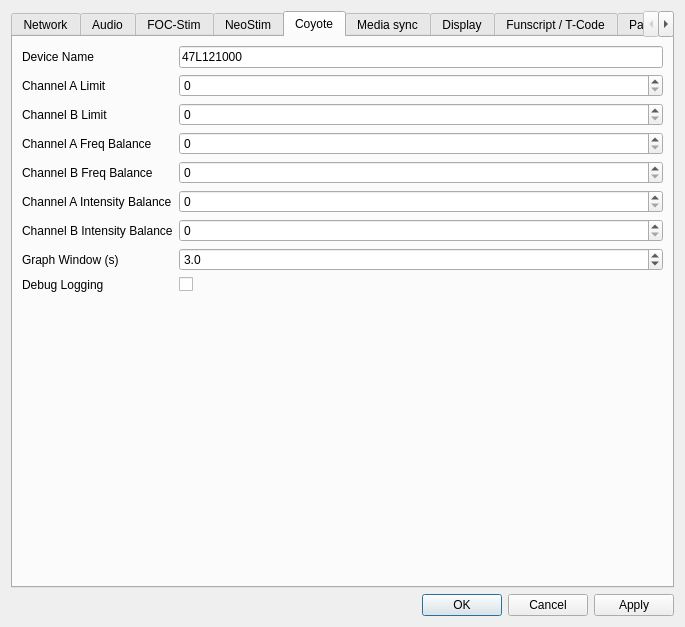
diglet48/restim, file designer/preferencesdialog.ui: the form before one commit.
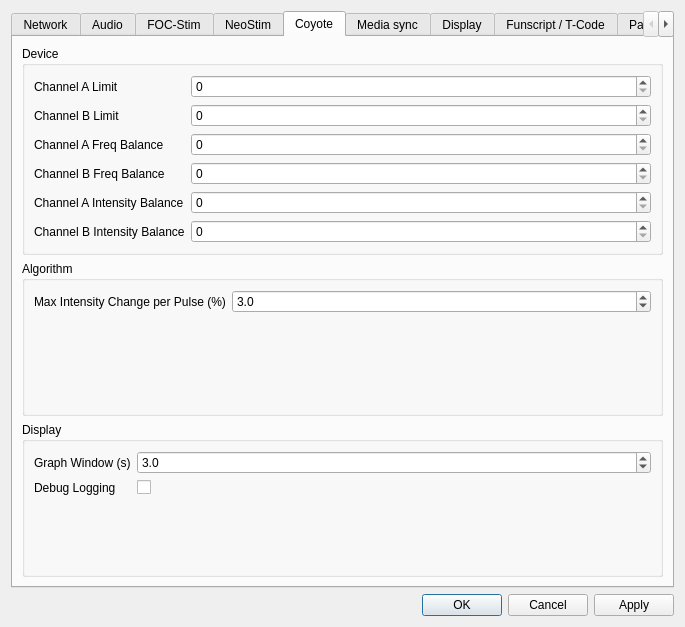
The form after the commit. The open tabs and pages were chosen to show the change. Icons and pictures are not drawn. Custom widgets are drawn as their Qt base class.

Commit message: Coyote: refactor preferences (without pyside6-uic compile)

```diff
--- a/designer/preferencesdialog.ui
+++ b/designer/preferencesdialog.ui
@@ -618,30 +618,19 @@
       </attribute>
       <layout class="QVBoxLayout" name="verticalLayout_coyote">
        <item>
-        <layout class="QFormLayout" name="formLayout_coyote">
-         <item row="0" column="0">
-          <widget class="QLabel" name="label_coyote_device_name">
-           <property name="text">
-            <string>Device Name</string>
-           </property>
-          </widget>
-         </item>
-         <item row="0" column="1">
-          <widget class="QLineEdit" name="coyote_device_name">
-           <property name="text">
-            <string>47L121000</string>
-           </property>
-          </widget>
-         </item>
-
-          <item row="1" column="0">
+        <widget class="QGroupBox" name="groupBox_coyote_params">
+         <property name="title">
+          <string>Device</string>
+         </property>
+         <layout class="QFormLayout" name="formLayout_coyote_params">
+          <item row="0" column="0">
            <widget class="QLabel" name="label_coyote_channel_a_limit">
             <property name="text">
              <string>Channel A Limit</string>
             </property>
            </widget>
           </item>
-          <item row="1" column="1">
+          <item row="0" column="1">
            <widget class="QSpinBox" name="coyote_channel_a_limit">
             <property name="minimum">
              <number>0</number>
@@ -651,15 +640,14 @@
             </property>
            </widget>
           </item>
-
-          <item row="2" column="0">
+          <item row="1" column="0">
            <widget class="QLabel" name="label_coyote_channel_b_limit">
             <property name="text">
              <string>Channel B Limit</string>
             </property>
            </widget>
           </item>
-          <item row="2" column="1">
+          <item row="1" column="1">
            <widget class="QSpinBox" name="coyote_channel_b_limit">
             <property name="minimum">
              <number>0</number>
@@ -669,15 +657,14 @@
             </property>
            </widget>
           </item>
-
-          <item row="3" column="0">
+          <item row="2" column="0">
            <widget class="QLabel" name="label_coyote_channel_a_freq_balance">
             <property name="text">
              <string>Channel A Freq Balance</string>
             </property>
            </widget>
           </item>
-          <item row="3" column="1">
+          <item row="2" column="1">
            <widget class="QSpinBox" name="coyote_channel_a_freq_balance">
             <property name="minimum">
              <number>0</number>
@@ -687,15 +674,14 @@
             </property>
            </widget>
           </item>
-
-          <item row="4" column="0">
+          <item row="3" column="0">
            <widget class="QLabel" name="label_coyote_channel_b_freq_balance">
             <property name="text">
              <string>Channel B Freq Balance</string>
             </property>
            </widget>
           </item>
-          <item row="4" column="1">
+          <item row="3" column="1">
            <widget class="QSpinBox" name="coyote_channel_b_freq_balance">
             <property name="minimum">
              <number>0</number>
@@ -705,15 +691,14 @@
             </property>
            </widget>
           </item>
-
-          <item row="5" column="0">
+          <item row="4" column="0">
            <widget class="QLabel" name="label_coyote_channel_a_intensity_balance">
             <property name="text">
              <string>Channel A Intensity Balance</string>
             </property>
            </widget>
           </item>
-          <item row="5" column="1">
+          <item row="4" column="1">
            <widget class="QSpinBox" name="coyote_channel_a_intensity_balance">
             <property name="minimum">
              <number>0</number>
@@ -723,15 +708,14 @@
             </property>
            </widget>
           </item>
-
-          <item row="6" column="0">
+          <item row="5" column="0">
            <widget class="QLabel" name="label_coyote_channel_b_intensity_balance">
             <property name="text">
              <string>Channel B Intensity Balance</string>
             </property>
            </widget>
           </item>
-          <item row="6" column="1">
+          <item row="5" column="1">
            <widget class="QSpinBox" name="coyote_channel_b_intensity_balance">
             <property name="minimum">
              <number>0</number>
@@ -741,14 +725,58 @@
             </property>
            </widget>
           </item>
-          <item row="7" column="0">
+         </layout>
+        </widget>
+       </item>
+       <item>
+        <widget class="QGroupBox" name="groupBox_coyote_algorithm">
+         <property name="title">
+          <string>Algorithm</string>
+         </property>
+         <layout class="QFormLayout" name="formLayout_coyote_algorithm">
+          <item row="0" column="0">
+           <widget class="QLabel" name="label_coyote_max_intensity_change_per_pulse">
+            <property name="text">
+             <string>Max Intensity Change per Pulse (%)</string>
+            </property>
+           </widget>
+          </item>
+          <item row="0" column="1">
+           <widget class="QDoubleSpinBox" name="coyote_max_intensity_change_per_pulse">
+            <property name="decimals">
+             <number>1</number>
+            </property>
+            <property name="minimum">
+             <double>0.0</double>
+            </property>
+            <property name="maximum">
+             <double>100.0</double>
+            </property>
+            <property name="singleStep">
+             <double>0.1</double>
+            </property>
+            <property name="value">
+             <double>3.0</double>
+            </property>
+           </widget>
+          </item>
+         </layout>
+        </widget>
+       </item>
+       <item>
+        <widget class="QGroupBox" name="groupBox_coyote_display">
+         <property name="title">
+          <string>Display</string>
+         </property>
+         <layout class="QFormLayout" name="formLayout_coyote_display">
+          <item row="0" column="0">
            <widget class="QLabel" name="label_coyote_graph_window">
             <property name="text">
              <string>Graph Window (s)</string>
             </property>
            </widget>
           </item>
-          <item row="7" column="1">
+          <item row="0" column="1">
            <widget class="QDoubleSpinBox" name="coyote_graph_window">
             <property name="decimals">
              <number>1</number>
@@ -767,14 +795,14 @@
             </property>
            </widget>
           </item>
-          <item row="8" column="0">
+          <item row="1" column="0">
            <widget class="QLabel" name="label_coyote_debug_logging">
             <property name="text">
              <string>Debug Logging</string>
             </property>
            </widget>
           </item>
-          <item row="8" column="1">
+          <item row="1" column="1">
            <widget class="QCheckBox" name="coyote_debug_logging">
             <property name="text">
              <string/>
@@ -782,6 +810,7 @@
            </widget>
           </item>
          </layout>
+        </widget>
        </item>
       </layout>
      </widget>
```
The commit also changes 7 other files.
